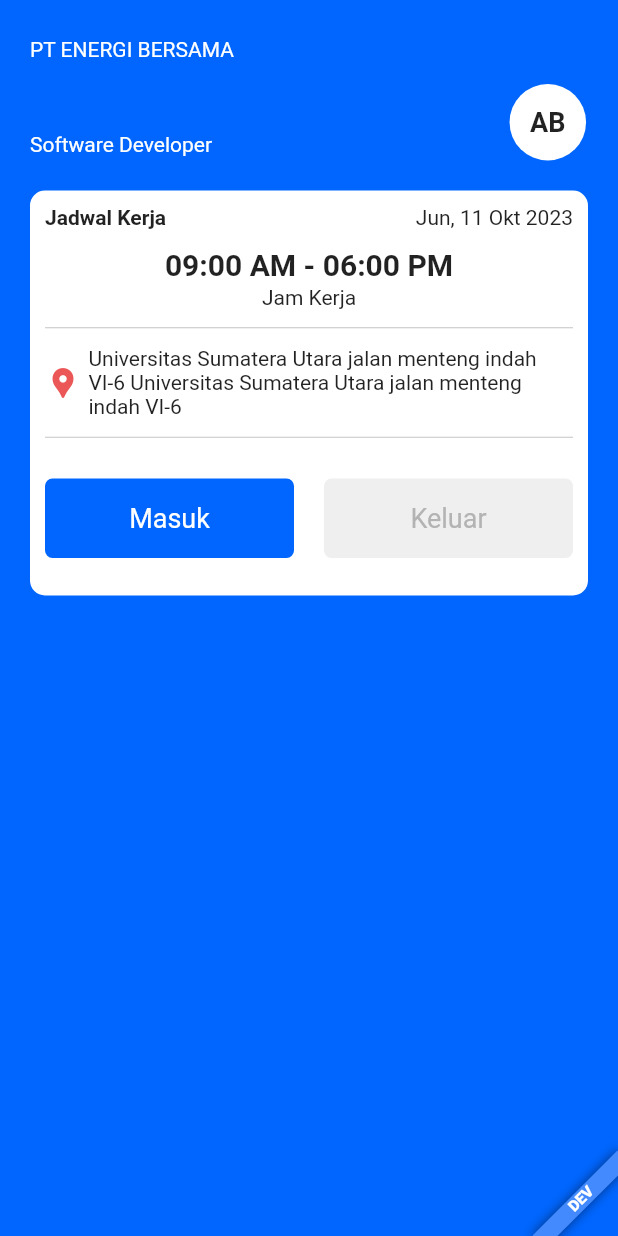
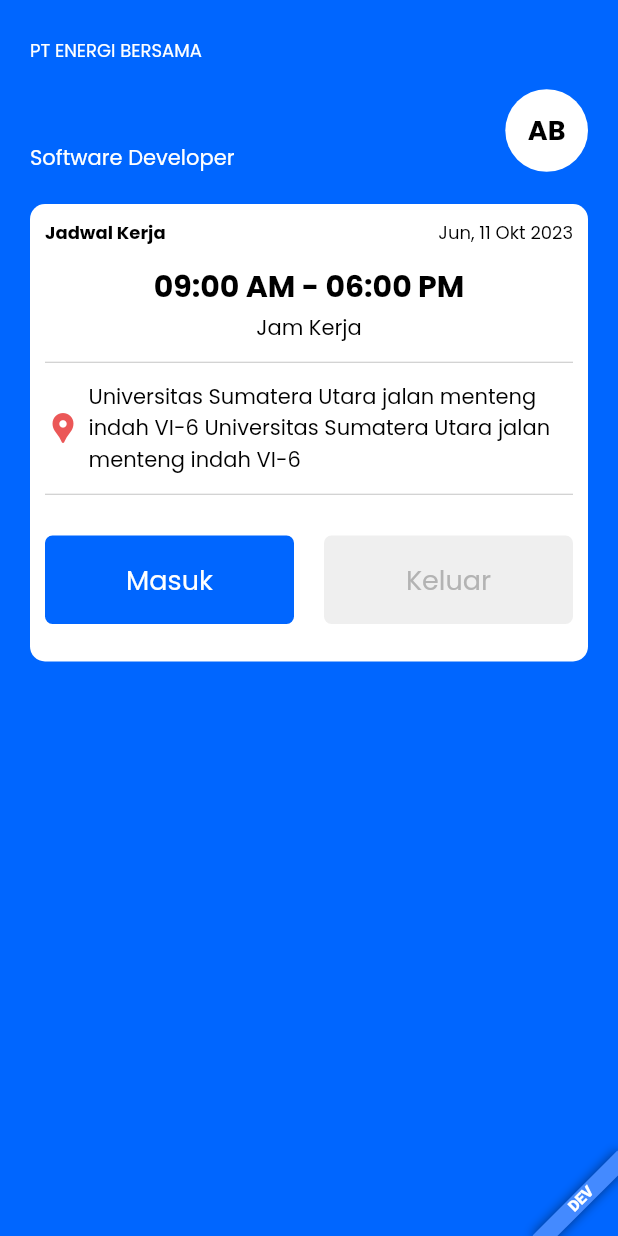
Before and after one commit to Arybobyku/hrd-flutter, a Flutter app: the HomeScreenHeader widget shown alone on an empty page, opened directly with empty values, on a phone screen of 412 x 824 dp. Run offline on Flutter 3.47's test engine with Material 2 defaults, Android fonts, the phone set to English and light mode, and no system bars; our stand-ins replace clock, connectivity_plus, device_info_plus, dio, equatable, file and 3 more; accounts and stored records are empty.

Commit message:
add dartdroid font class

```diff
--- a/lib/src/app.dart
+++ b/lib/src/app.dart
@@ -4,7 +4,7 @@ import 'package:flutter/material.dart';
 import 'package:hrd/src/app_router.dart';
 import 'package:hrd/src/base/base.dart';
 import 'package:hrd/src/common/common.dart';
-import 'package:hrd/src/common/utility/dartdroid_font.dart';
+import 'package:hrd/src/common/utility/dartdroid_fonts.dart';
 
 import 'core/core.dart';
 
@@ -114,7 +114,7 @@ class _DartdroidAppState extends State<DartdroidApp>
                   child: Center(
                     child: Text(
                       'Tidak Ada Koneksi Internet',
-                      style: DartdroidFont.regular14(color: Colors.white),
+                      style: DartDroidFonts.normal(color: Colors.white),
                     ),
                   ),
                 );
--- a/lib/src/common/utility/dartdroid_font.dart
+++ /dev/null
@@ -1,54 +0,0 @@
-import 'package:flutter/material.dart';
-import 'package:hrd/src/common/common.dart';
-
-extension ParseFontFamily on FontFamily? {
-  String get asString {
-    switch (this) {
-      case FontFamily.poppins:
-        return fontFamilyPoppins;
-      case FontFamily.satisfy:
-        return fontFamilySatisfy;
-      default:
-        return fontFamilyLato;
-    }
-  }
-}
-
-enum FontFamily {
-  lato,
-  poppins,
-  satisfy,
-}
-
-const String fontFamilyLato = 'Lato';
-const String fontFamilyPoppins = 'Poppins';
-const String fontFamilySatisfy = 'Satisfy';
-
-class DartdroidFont {
-  static const FontWeight fontWeightExtraBold = FontWeight.w900;
-  static const FontWeight fontWeightBolder = FontWeight.w800;
-  static const FontWeight fontWeightBold = FontWeight.w700;
-  static const FontWeight fontWeightSemiBold = FontWeight.w600;
-  static const FontWeight fontWeightMedium = FontWeight.w500;
-  static const FontWeight fontWeightRegular = FontWeight.w400;
-  static const FontWeight fontWeightLight = FontWeight.w300;
-  static const FontWeight fontWeightLighter = FontWeight.w200;
-  static const FontWeight fontWeightThin = FontWeight.w100;
-
-  static TextStyle regular14({
-    FontFamily? family,
-    TextDecoration? decoration,
-    Color? color,
-    double? height,
-    double? latterSpacing,
-  }) =>
-      TextStyle(
-        fontSize: 14.0,
-        fontFamily: family.asString,
-        fontWeight: fontWeightRegular,
-        color: color ?? DartdroidColor.black,
-        decoration: decoration,
-        height: height,
-        letterSpacing: latterSpacing,
-      );
-}
--- /dev/null
+++ b/lib/src/common/utility/dartdroid_fonts.dart
@@ -0,0 +1,41 @@
+
+import 'package:flutter/material.dart';
+import 'package:hrd/src/common/common.dart';
+
+const String dartdroidFontFamily = 'Poppins';
+
+class DartDroidFonts {
+  static TextStyle? normal({
+    double fontSize = 12,
+    Color color = DartdroidColor.black,
+  }) =>
+      TextStyle(
+        fontSize: fontSize,
+        fontWeight: FontWeight.normal,
+        color: color,
+        fontFamily: dartdroidFontFamily,
+      );
+
+  static TextStyle bold({
+    double fontSize = 12,
+    Color color = DartdroidColor.black,
+  }) =>
+      TextStyle(
+        fontSize: fontSize,
+        fontWeight: FontWeight.bold,
+        color: color,
+        fontFamily: dartdroidFontFamily,
+      );
+
+  static TextStyle customFontWeight( {
+    required FontWeight fontWeight,
+    double fontSize = 12,
+    Color color = DartdroidColor.black,
+  }) =>
+      TextStyle(
+        fontSize: fontSize,
+        fontWeight: fontWeight,
+        color: color,
+        fontFamily: dartdroidFontFamily,
+      );
+}
--- a/lib/src/ui/screen/auth/login_screen.dart
+++ b/lib/src/ui/screen/auth/login_screen.dart
@@ -1,5 +1,6 @@
 import 'package:flutter/material.dart';
 import 'package:hrd/src/base/base.dart';
+import 'package:hrd/src/common/utility/dartdroid_fonts.dart';
 import 'package:hrd/src/common/common.dart';
 import 'package:hrd/src/core/bloc/authentication/authentication.dart';
 import 'package:hrd/src/ui/ui.dart';
@@ -104,19 +105,20 @@ class LoginView extends StatelessWidget with SnackBarMessageMixin {
             mainAxisSize: MainAxisSize.max,
             crossAxisAlignment: CrossAxisAlignment.start,
             mainAxisAlignment: MainAxisAlignment.start,
-            children: const [
-              SizedBox(height: 20),
+            children: [
+              const SizedBox(height: 20),
               Text(
                 "Sign in to your \nAccount",
-                style: TextStyle(
-                    color: Colors.white,
-                    fontSize: 30,
-                    fontWeight: FontWeight.bold),
+                style: DartDroidFonts.bold(
+                  color: DartdroidColor.white,
+                  fontSize: 30,
+                ),
               ),
-              SizedBox(height: 10),
+              const SizedBox(height: 10),
               Text(
                 "Sign in to your Account",
-                style: TextStyle(color: Colors.white, fontSize: 16),
+                style: DartDroidFonts.normal(
+                    color: DartdroidColor.white, fontSize: 16),
               ),
             ],
           ),
@@ -169,9 +171,9 @@ class LoginView extends StatelessWidget with SnackBarMessageMixin {
             secureText: true,
           ),
           const SizedBox(height: 20),
-          const Text(
+          Text(
             "Forgot Password?",
-            style: TextStyle(color: DartdroidColor.primary),
+            style: DartDroidFonts.normal(color: DartdroidColor.primary),
           ),
           const SizedBox(height: 10),
           ButtonRounded(
--- a/lib/src/ui/screen/home/home_screen.dart
+++ b/lib/src/ui/screen/home/home_screen.dart
@@ -1,5 +1,6 @@
 import 'package:flutter/material.dart';
 import 'package:hrd/src/base/base.dart';
+import 'package:hrd/src/common/utility/dartdroid_fonts.dart';
 import 'package:hrd/src/common/common.dart';
 import 'package:hrd/src/core/bloc/authentication/authentication.dart';
 import 'package:hrd/src/ui/ui.dart';
@@ -32,10 +33,10 @@ class HomeView extends StatelessWidget {
         children: [
           //Header
           HomeScreenHeader(user: user),
-          SizedBox(height: 20),
+          const SizedBox(height: 20),
           Text(
             "Aktifitas Hari ini",
-            style: TextStyle(fontSize: 18, fontWeight: FontWeight.bold),
+            style: DartDroidFonts.bold(fontSize: 18),
           ),
         ],
       ),
--- a/lib/src/ui/screen/home/part/home_screen_header.dart
+++ b/lib/src/ui/screen/home/part/home_screen_header.dart
@@ -8,16 +8,19 @@ class HomeScreenHeader extends StatelessWidget {
   @override
   Widget build(BuildContext context) {
     return Container(
-      padding: EdgeInsets.symmetric(horizontal: 20, vertical: 25),
+      padding: const EdgeInsets.symmetric(horizontal: 20, vertical: 25),
       width: double.infinity,
-      decoration: BoxDecoration(color: DartdroidColor.primary),
+      decoration: const BoxDecoration(color: DartdroidColor.primary),
       child: Column(
         crossAxisAlignment: CrossAxisAlignment.start,
         children: [
           Text(
             "PT ENERGI BERSAMA",
             maxLines: 1,
-            style: TextStyle(fontSize: 14, color: DartdroidColor.white),
+            style: DartDroidFonts.normal(
+              fontSize: 12,
+              color: DartdroidColor.white,
+            ),
           ),
           const SizedBox(height: 15),
           Row(
@@ -30,17 +33,18 @@ class HomeScreenHeader extends StatelessWidget {
                     Text(
                       "${user.firstName ?? ""} ${user.lastname}",
                       maxLines: 1,
-                      style: TextStyle(
+                      style: DartDroidFonts.bold(
                         fontSize: 22,
                         color: DartdroidColor.white,
-                        fontWeight: FontWeight.bold,
                       ),
                     ),
                     const SizedBox(height: 4),
                     Text(
                       "Software Developer",
-                      style:
-                          TextStyle(fontSize: 14, color: DartdroidColor.white),
+                      style: DartDroidFonts.normal(
+                        fontSize: 14,
+                        color: DartdroidColor.white,
+                      ),
                     ),
                   ],
                 ),
@@ -53,17 +57,20 @@ class HomeScreenHeader extends StatelessWidget {
                 ),
                 child: Text(
                   "AB",
-                  style: TextStyle(fontWeight: FontWeight.bold, fontSize: 18),
+                  style: DartDroidFonts.bold(fontSize: 18),
                 ),
               )
             ],
           ),
-          SizedBox(height: 20),
+          const SizedBox(height: 20),
           Container(
             padding: EdgeInsets.all(10),
-            decoration: BoxDecoration(
-                color: DartdroidColor.white,
-                borderRadius: BorderRadius.all(Radius.circular(10))),
+            decoration: const BoxDecoration(
+              color: DartdroidColor.white,
+              borderRadius: BorderRadius.all(
+                Radius.circular(10),
+              ),
+            ),
             child: Column(
               children: [
                 Row(
@@ -75,7 +82,7 @@ class HomeScreenHeader extends StatelessWidget {
                         "Jadwal Kerja",
                         maxLines: 1,
                         overflow: TextOverflow.ellipsis,
-                        style: TextStyle(fontWeight: FontWeight.bold),
+                        style: DartDroidFonts.bold(),
                       ),
                     ),
                     Expanded(
@@ -84,37 +91,37 @@ class HomeScreenHeader extends StatelessWidget {
                         maxLines: 1,
                         textAlign: TextAlign.end,
                         overflow: TextOverflow.ellipsis,
+                        style: DartDroidFonts.normal(),
                       ),
                     ),
                   ],
                 ),
-                SizedBox(height: 12),
+                const SizedBox(height: 12),
                 Text(
                   "09:00 AM - 06:00 PM",
-                  style: TextStyle(
+                  style: DartDroidFonts.bold(
                     fontSize: 20,
-                    fontWeight: FontWeight.bold,
                   ),
                 ),
-                SizedBox(height: 2),
+                const SizedBox(height: 2),
                 Text(
                   "Jam Kerja",
                   maxLines: 1,
                   textAlign: TextAlign.end,
                   overflow: TextOverflow.ellipsis,
-                  style: TextStyle(
+                  style: DartDroidFonts.normal(
                     fontSize: 14,
                   ),
                 ),
-                SizedBox(height: 12),
+                const SizedBox(height: 12),
                 Divider(
                   height: 1,
                   color: DartdroidColor.greyLighten30,
                 ),
-                SizedBox(height: 12),
+                const SizedBox(height: 12),
                 Row(
                   children: [
-                    Icon(
+                    const Icon(
                       Icons.location_pin,
                       color: DartdroidColor.redDarken40,
                     ),
@@ -122,19 +129,19 @@ class HomeScreenHeader extends StatelessWidget {
                     Expanded(
                       child: Text(
                         "Universitas Sumatera Utara jalan menteng indah VI-6 Universitas Sumatera Utara jalan menteng indah VI-6",
-                        style: TextStyle(
+                        style: DartDroidFonts.normal(
                           fontSize: 14,
                         ),
                       ),
                     ),
                   ],
                 ),
-                SizedBox(height: 12),
+                const SizedBox(height: 12),
                 Divider(
                   height: 1,
                   color: DartdroidColor.greyLighten30,
                 ),
-                SizedBox(height: 12),
+                const SizedBox(height: 12),
                 Row(
                   children: [
                     Expanded(
@@ -142,6 +149,7 @@ class HomeScreenHeader extends StatelessWidget {
                         text: "Masuk",
                         borderRadius: 5,
                         fontWeight: FontWeight.normal,
+                        onPressed: () {},
                       ),
                     ),
                     SizedBox(
@@ -153,6 +161,7 @@ class HomeScreenHeader extends StatelessWidget {
                         disabled: true,
                         borderRadius: 5,
                         fontWeight: FontWeight.normal,
+                        onPressed: () {},
                       ),
                     ),
                   ],
--- a/lib/src/ui/widget/button_rounded.dart
+++ b/lib/src/ui/widget/button_rounded.dart
@@ -1,4 +1,5 @@
 import 'package:flutter/material.dart';
+import 'package:hrd/src/common/utility/dartdroid_fonts.dart';
 import 'package:hrd/src/common/common.dart';
 
 class ButtonRounded extends StatelessWidget {
@@ -32,7 +33,7 @@ class ButtonRounded extends StatelessWidget {
           padding: const EdgeInsets.symmetric(vertical: 8),
           child: Text(
             text,
-            style: TextStyle(
+            style: DartDroidFonts.customFontWeight(
               color: disabled
                   ? DartdroidColor.greyLighten10
                   : DartdroidColor.white,
--- a/lib/src/ui/widget/text_form_field_rounded.dart
+++ b/lib/src/ui/widget/text_form_field_rounded.dart
@@ -1,4 +1,5 @@
 import 'package:flutter/material.dart';
+import 'package:hrd/src/common/utility/dartdroid_fonts.dart';
 
 import '../../common/common.dart';
 
@@ -40,7 +41,7 @@ class TextFormFieldRounded extends StatelessWidget {
         errorText: errortext,
         filled: false,
         hoverColor: DartdroidColor.primary,
-        hintStyle: const TextStyle(
+        hintStyle:  DartDroidFonts.normal(
           color: DartdroidColor.primary,
         ),
         labelText: label,
```
